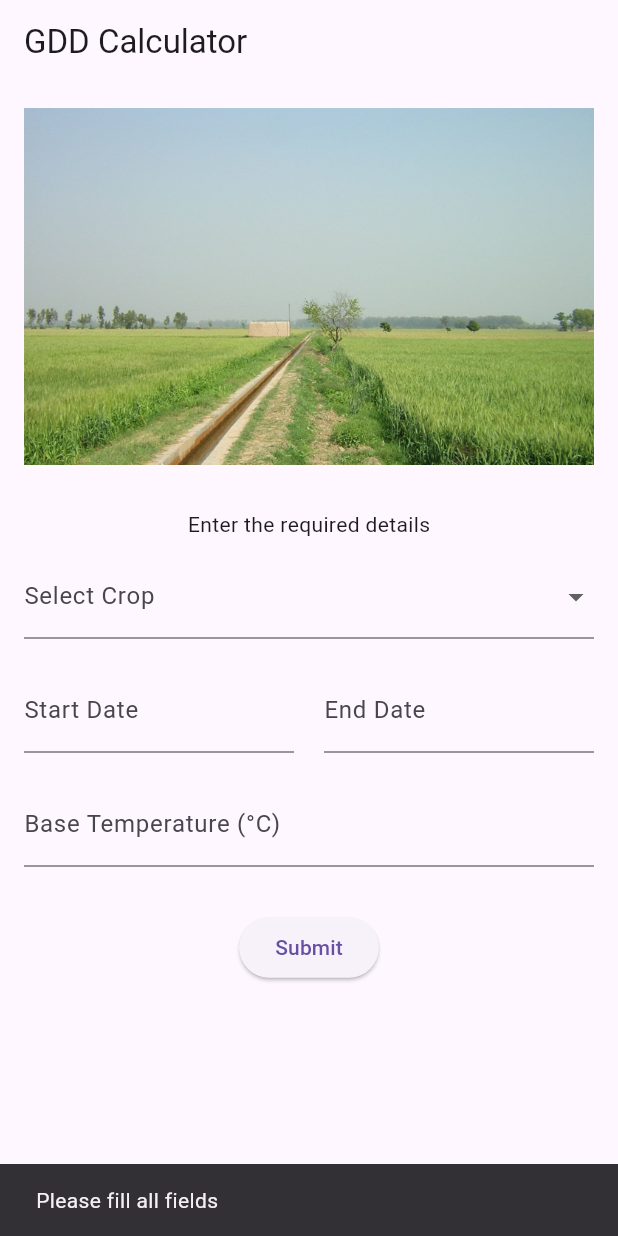
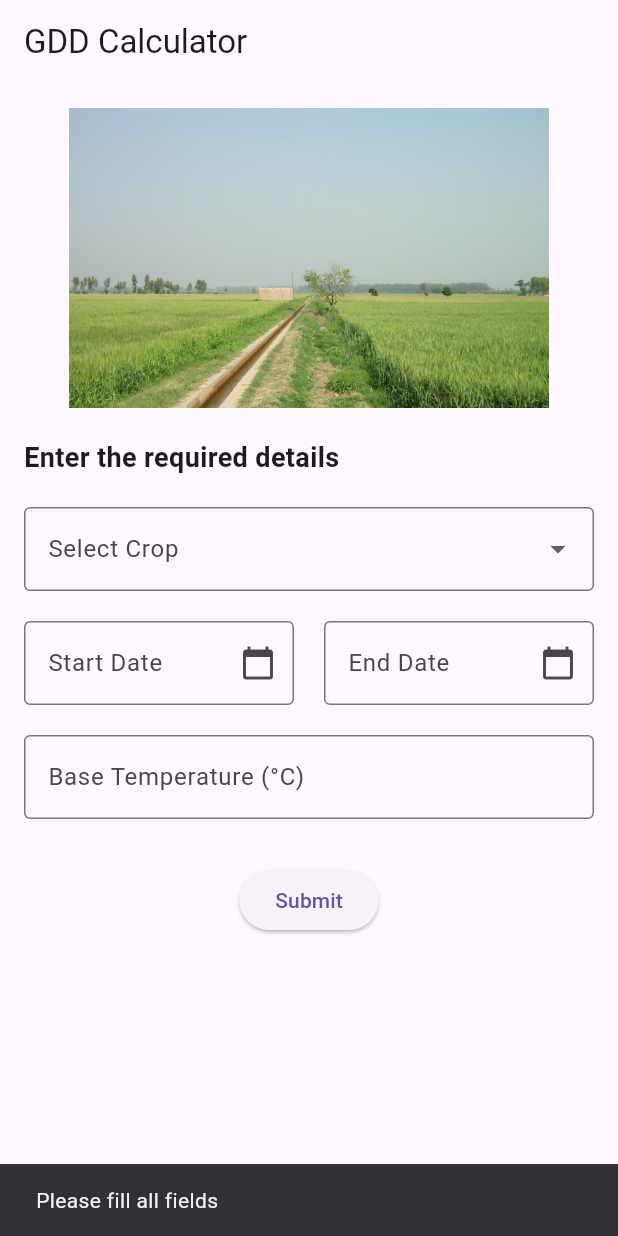
Before and after one commit to saini128/gdd-pau, a Flutter app: the screen it shows after launch, after a tap on "Submit", on a phone screen of 412 x 824 dp. Run offline on Flutter 3.47's test engine with Material 3 defaults, Android fonts, the light colour scheme and no system bars.

Commit message:
homepage design change

```diff
--- a/lib/screens/home.dart
+++ b/lib/screens/home.dart
@@ -31,18 +31,20 @@ class _HomeState extends State<Home> {
       setState(() {
         if (isStartDate) {
           _startDate = picked;
+          _startDateController.text = DateFormat.yMMMd().format(picked);
         } else {
           _endDate = picked;
+          _endDateController.text = DateFormat.yMMMd().format(picked);
         }
       });
     }
-    // print(_startDate);
-    // print(_endDate);
   }
 
   @override
   void dispose() {
     _baseTempController.dispose();
+    _startDateController.dispose();
+    _endDateController.dispose();
     super.dispose();
   }
 
@@ -52,18 +54,23 @@ class _HomeState extends State<Home> {
       appBar: AppBar(
         title: const Text('GDD Calculator'),
       ),
-      body: Padding(
+      body: SingleChildScrollView(
         padding: const EdgeInsets.all(16.0),
         child: Column(
+          crossAxisAlignment: CrossAxisAlignment.start,
           children: [
-            Image.asset('assets/app_image.jpg'),
+            Center(child: Image.asset('assets/app_image.jpg', height: 200)),
             const SizedBox(height: 20),
-            const Padding(
-              padding: EdgeInsets.symmetric(vertical: 10),
-              child: Text('Enter the required details'),
+            const Text(
+              'Enter the required details',
+              style: TextStyle(fontSize: 18, fontWeight: FontWeight.bold),
             ),
+            const SizedBox(height: 20),
             DropdownButtonFormField<String>(
-              decoration: const InputDecoration(labelText: 'Select Crop'),
+              decoration: const InputDecoration(
+                labelText: 'Select Crop',
+                border: OutlineInputBorder(),
+              ),
               value: _selectedCrop,
               onChanged: (String? newValue) {
                 setState(() {
@@ -94,12 +101,10 @@ class _HomeState extends State<Home> {
                     controller: _startDateController,
                     readOnly: true,
                     decoration: InputDecoration(
-                      labelText: _startDate == null
-                          ? 'Start Date'
-                          : DateFormat.yMMMd().format(_startDate!),
-                      hintText: _startDate == null
-                          ? 'Select Start Date'
-                          : DateFormat.yMMMd().format(_startDate!),
+                      labelText: 'Start Date',
+                      hintText: 'Select Start Date',
+                      border: OutlineInputBorder(),
+                      suffixIcon: Icon(Icons.calendar_today),
                     ),
                     onTap: () {
                       _selectDate(context, true);
@@ -112,12 +117,10 @@ class _HomeState extends State<Home> {
                     readOnly: true,
                     controller: _endDateController,
                     decoration: InputDecoration(
-                      labelText: _endDate == null
-                          ? 'End Date'
-                          : DateFormat.yMMMd().format(_endDate!),
-                      hintText: _endDate == null
-                          ? 'Select End Date'
-                          : DateFormat.yMMMd().format(_endDate!),
+                      labelText: 'End Date',
+                      hintText: 'Select End Date',
+                      border: OutlineInputBorder(),
+                      suffixIcon: Icon(Icons.calendar_today),
                     ),
                     onTap: () {
                       _selectDate(context, false);
@@ -130,20 +133,23 @@ class _HomeState extends State<Home> {
             TextFormField(
               readOnly: true,
               controller: _baseTempController,
-              decoration:
-                  const InputDecoration(labelText: 'Base Temperature (°C)'),
+              decoration: const InputDecoration(
+                labelText: 'Base Temperature (°C)',
+                border: OutlineInputBorder(),
+              ),
               keyboardType: TextInputType.number,
               onChanged: (value) {
                 _baseTemp = double.tryParse(value);
               },
             ),
             const SizedBox(height: 30),
-            ElevatedButton(
+            Center(
+              child: ElevatedButton(
                 onPressed: () {
-                if (_baseTemp != null) {
-                  // print("Passed data");
-                  // print(_startDate);
-                  // print(_endDate);
+                  if (_selectedCrop != null &&
+                      _startDate != null &&
+                      _endDate != null &&
+                      _baseTemp != null) {
                     Navigator.push(
                       context,
                       MaterialPageRoute(
@@ -158,11 +164,15 @@ class _HomeState extends State<Home> {
                   } else {
                     // Show error message if any field is not filled
                     ScaffoldMessenger.of(context).showSnackBar(
-                    const SnackBar(content: Text('Please fill all fields')),
+                      const SnackBar(
+                        content: Text('Please fill all fields'),
+                        duration: Duration(seconds: 2),
+                      ),
                     );
                   }
                 },
                 child: const Text('Submit'),
+              ),
             ),
           ],
         ),
```
Lines whose indentation alone changed are shown as unchanged.
